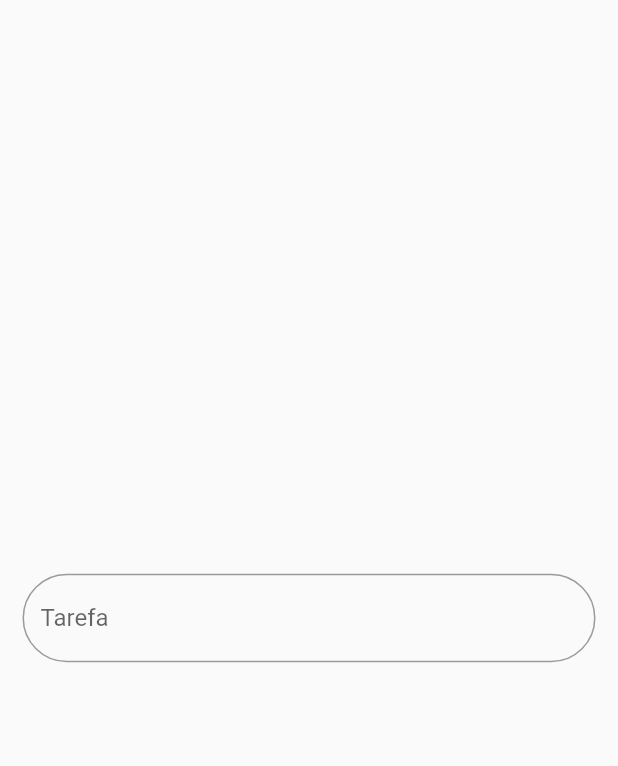
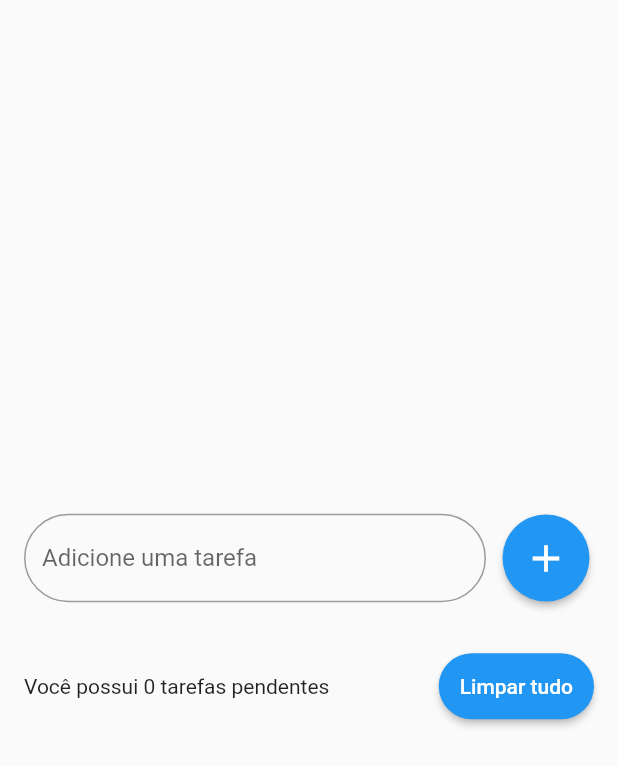
Before and after one commit to maisaamadeu/lista_de_tarefas, a Flutter app: the screen it shows after launch, on a phone screen of 412 x 824 dp. Shown: the top 766 px of the screen. Run offline on Flutter 3.47's test engine with Material 2 defaults, Android fonts, the phone set to English and light mode, and no system bars.

Commit message:
Adicionando tarefas

```diff
--- a/lib/main.dart
+++ b/lib/main.dart
@@ -10,7 +10,7 @@ class MyApp extends StatelessWidget {
 
   @override
   Widget build(BuildContext context) {
-    return const MaterialApp(
+    return MaterialApp(
       debugShowCheckedModeBanner: false,
       home: TodoListPage(),
     );
--- a/lib/pages/todo_list_page.dart
+++ b/lib/pages/todo_list_page.dart
@@ -1,23 +1,107 @@
 import 'package:flutter/material.dart';
+import 'package:lista_de_tarefas/widgets/todo_list_item.dart';
 
-class TodoListPage extends StatelessWidget {
+class TodoListPage extends StatefulWidget {
   const TodoListPage({super.key});
+
+  @override
+  State<TodoListPage> createState() => _TodoListPageState();
+}
+
+class _TodoListPageState extends State<TodoListPage> {
+  final TextEditingController todoController = TextEditingController();
+  final List<String> todoList = <String>[];
 
   @override
   Widget build(BuildContext context) {
     return Scaffold(
-      body: Padding(
-        padding: const EdgeInsets.symmetric(
-          horizontal: 15,
-        ),
+      body: SafeArea(
         child: Center(
-          child: TextField(
-            decoration: InputDecoration(
-              border: OutlineInputBorder(
-                borderRadius: BorderRadius.circular(50),
-              ),
-              labelText: 'Tarefa',
-              hintText: 'Comprar ração para o cachorro',
+          child: Padding(
+            padding: const EdgeInsets.all(16),
+            child: Column(
+              mainAxisSize: MainAxisSize.min,
+              children: [
+                //ADD AREA
+                Row(
+                  children: [
+                    Expanded(
+                      flex: 3,
+                      child: TextField(
+                        controller: todoController,
+                        decoration: InputDecoration(
+                          border: OutlineInputBorder(
+                            borderRadius: BorderRadius.circular(50),
+                          ),
+                          hintText: 'Ex: Ir ao mercado',
+                          labelText: 'Adicione uma tarefa',
+                        ),
+                      ),
+                    ),
+                    const SizedBox(
+                      width: 8,
+                    ),
+                    ElevatedButton(
+                      onPressed: () {
+                        String text = todoController.text;
+
+                        if (text != '') {
+                          setState(() {
+                            todoList.add(text);
+                            todoController.clear();
+                          });
+                        }
+                      },
+                      style: ElevatedButton.styleFrom(
+                        padding: const EdgeInsets.all(14),
+                        shape: const CircleBorder(),
+                      ),
+                      child: const Icon(
+                        Icons.add,
+                        size: 30,
+                      ),
+                    ),
+                  ],
+                ),
+
+                const SizedBox(
+                  height: 16,
+                ),
+
+                //'TODO' LIST AREA
+                Flexible(
+                  child: ListView(
+                    shrinkWrap: true,
+                    children: [
+                      for (String todo in todoList) TodoListItem(todo: todo),
+                    ],
+                  ),
+                ),
+
+                const SizedBox(
+                  height: 16,
+                ),
+
+                //CLEAR AREA
+                Row(
+                  children: [
+                    const Expanded(
+                      child: Text('Você possui 0 tarefas pendentes'),
+                    ),
+                    const SizedBox(
+                      width: 8,
+                    ),
+                    ElevatedButton(
+                      onPressed: () => {},
+                      style: ElevatedButton.styleFrom(
+                        padding: const EdgeInsets.all(14),
+                        shape: const StadiumBorder(),
+                      ),
+                      child: const Text('Limpar tudo'),
+                    ),
+                  ],
+                )
+              ],
             ),
           ),
         ),
```
Also changed, not shown: lib/widgets/todo_list_item.dart (added, +34 -0 lines).
